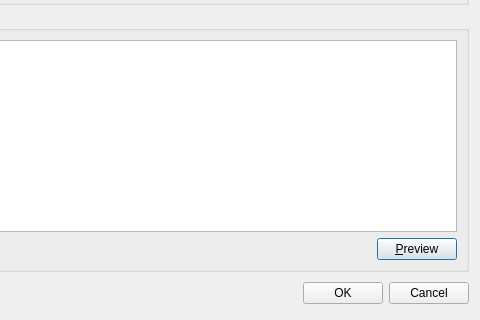
martin-kudlicka/vocabulary-master, file source/vocabularymanagerdialog/wordsimportdialog.ui: the form before one commit; both pictures show x 320 to 800 and y 280 to 600 of the 800 by 600 pixel window.
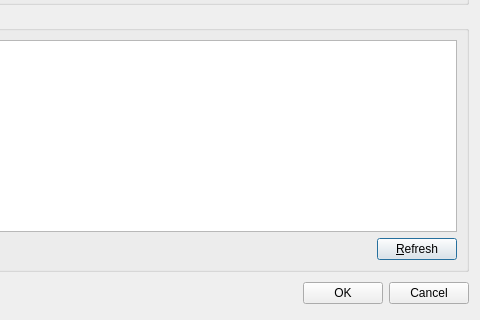
The form after the commit.

Commit message: * Preview button renamed to Refresh

```diff
--- a/source/vocabularymanagerdialog/wordsimportdialog.ui
+++ b/source/vocabularymanagerdialog/wordsimportdialog.ui
@@ -86,7 +86,7 @@
         <item>
          <widget class="QPushButton" name="qpbPreview">
           <property name="text">
-           <string>&amp;Preview</string>
+           <string>&amp;Refresh</string>
           </property>
          </widget>
         </item>
```
Left out of the diff: 2 changed lines with no effect on the pictures. The commit also changes 2 other files.
